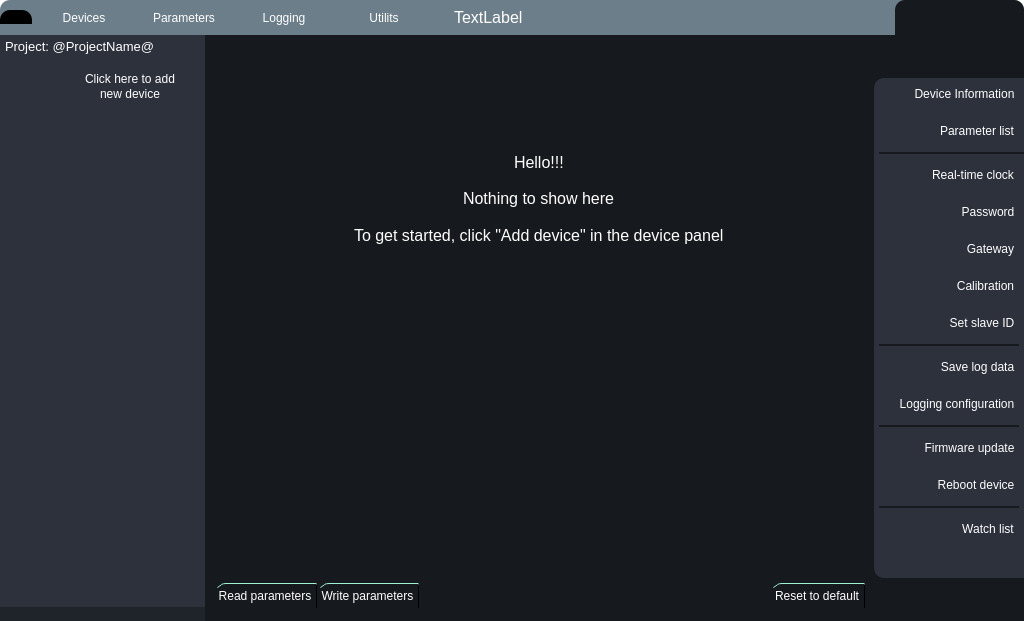
First picture: the form in UI/forms/form.ui, repository romangolovkou/AQteck_toolMAX, before the edit.
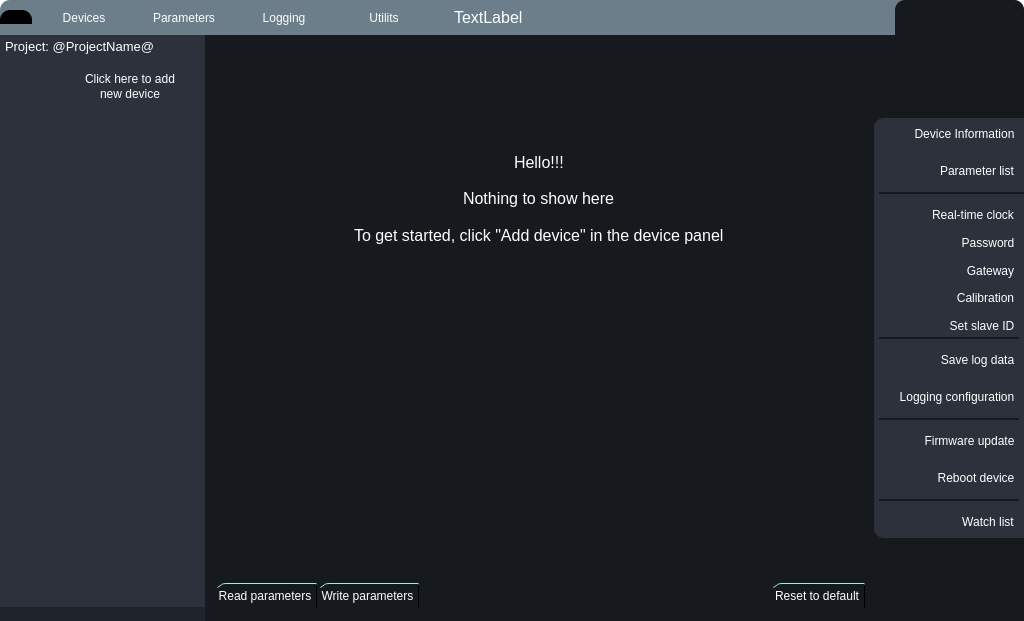
Second picture: the form after the edit. Icons and pictures are not drawn. Custom widgets are drawn as their Qt base class.

Commit message: Виправлено розмір меню

The edit to the form file:
```diff
--- a/UI/forms/form.ui
+++ b/UI/forms/form.ui
@@ -1864,7 +1864,7 @@
                <property name="maximumSize">
                 <size>
                  <width>16777215</width>
-                 <height>500</height>
+                 <height>420</height>
                 </size>
                </property>
                <layout class="QVBoxLayout" name="verticalLayout_24">
```
The commit also changes 1 other file.
